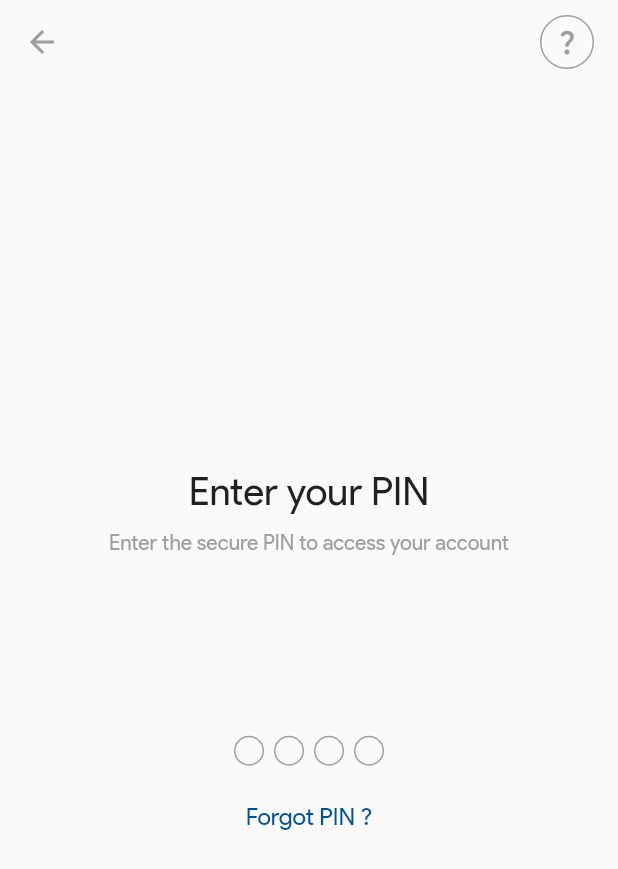
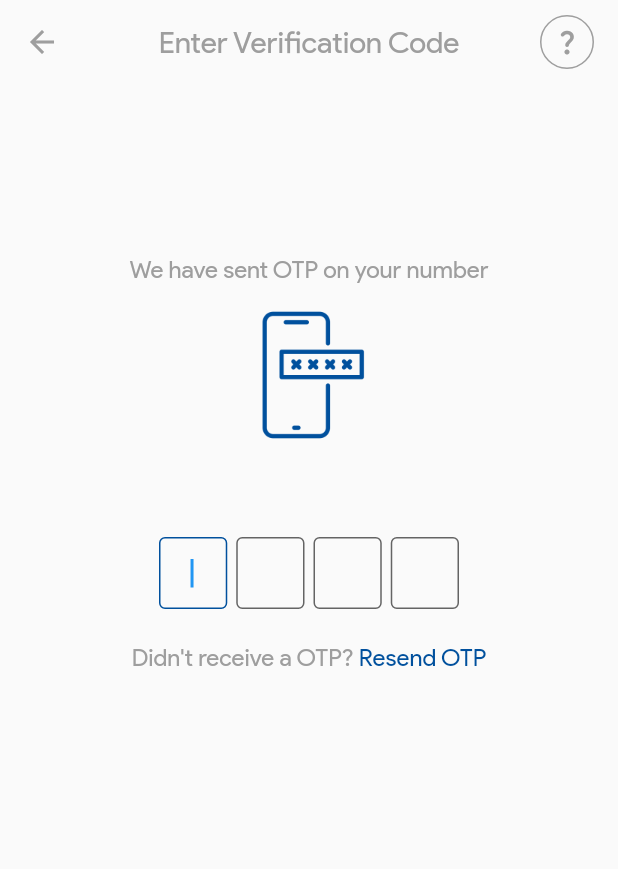
Before and after one commit to rajavikramsingh27/INR_D, a Flutter app: the screen it shows after launch, after a tap on "SEND", on a phone screen of 412 x 824 dp. Shown: the top 869 px of the screen. Run offline on Flutter 3.47's test engine with Material 2 defaults, Android fonts, the phone set to English and light mode, and no system bars; our stand-ins replace country_picker, flutter_svg, get.

Commit message:
flow is done

```diff
--- /dev/null
+++ b/lib/Components/AppBarStyle.dart
@@ -0,0 +1,102 @@
+
+import 'package:flutter/material.dart';
+import 'package:flutter/services.dart';
+
+import '../Styles/TextStyles.dart';
+
+adsfdsf() {
+  return AppBar(
+        systemOverlayStyle: SystemUiOverlayStyle.dark,
+        backgroundColor: Colors.transparent,
+        leading: BackButton(
+          color: Colors.grey,
+        ),
+        actions: [
+          Row(
+            children: [
+              Container(
+                height: 36,
+                width: 36,
+                padding: EdgeInsets.zero,
+                decoration: BoxDecoration(
+                    borderRadius: BorderRadius.circular(40),
+                    border: Border.all(
+                      color: Colors.grey,
+                      width: 1,
+                    )
+                ),
+                child: IconButton(
+                  padding: EdgeInsets.zero,
+                  iconSize: 20,
+                  icon: Icon(Icons.question_mark_rounded, color: Colors.grey,),
+                  onPressed: () {
+
+                  },
+                ),
+              ),
+            ],
+          ),
+          SizedBox(width: 16,)
+        ],
+      );
+}
+
+class AppBarStyle extends StatelessWidget implements PreferredSizeWidget {
+  final Function()? onTapTrailing;
+final String? title;
+
+  AppBarStyle({
+    Key? key,
+    this.onTapTrailing,
+    this.title = 'Title ... ',
+  }) : super(key: key);
+
+  double heightAppBar = 70;
+
+  @override
+  Size get preferredSize => new Size.fromHeight(heightAppBar);
+
+  @override
+  Widget build(BuildContext context) {
+    return AppBar(
+      elevation: 0,
+      systemOverlayStyle: SystemUiOverlayStyle.dark,
+      backgroundColor: Colors.transparent,
+      centerTitle: true,
+      title: Text(
+          title!,
+          style: TextStylesProductSans.textStyles_20.apply(
+            color: Colors.grey
+          )
+      ),
+      leading: BackButton(
+        color: Colors.grey,
+      ),
+      actions: [
+        Row(
+          children: [
+            Container(
+              height: 36,
+              width: 36,
+              padding: EdgeInsets.zero,
+              decoration: BoxDecoration(
+                  borderRadius: BorderRadius.circular(40),
+                  border: Border.all(
+                    color: Colors.grey,
+                    width: 1,
+                  )
+              ),
+              child: IconButton(
+                padding: EdgeInsets.zero,
+                iconSize: 20,
+                icon: Icon(Icons.question_mark_rounded, color: Colors.grey,),
+                onPressed: onTapTrailing,
+              ),
+            ),
+          ],
+        ),
+        SizedBox(width: 16,)
+      ],
+    );
+  }
+}
--- a/lib/Components/TextFieldCustom.dart
+++ b/lib/Components/TextFieldCustom.dart
@@ -1,7 +1,6 @@
 import 'package:flutter/material.dart';
+import '../Styles/ColorStyle.dart';
 import '../Styles/TextStyles.dart';
-
-
 
 class TextFieldCustomPrefix extends StatelessWidget {
   final TextEditingController? controller;
@@ -59,8 +58,59 @@ class TextFieldCustomPrefix extends StatelessWidget {
           ),
           hintText: hintText,
           hintStyle: textStyle!.apply(color: Colors.grey),
-          prefixIcon: (prefix == null) ? null : prefix
-      ),
+          prefixIcon: (prefix == null) ? null : prefix),
     );
   }
 }
+
+class TextFieldOTP extends StatefulWidget {
+  final TextEditingController? controller;
+  final FocusNode? focusNode;
+  final Function(String)? onChanged;
+
+  TextFieldOTP({
+    Key? key,
+    this.controller,
+    this.focusNode,
+    this.onChanged,
+  }) : super(key: key);
+  @override
+  _TextFieldOTPState createState() => _TextFieldOTPState();
+}
+
+class _TextFieldOTPState extends State<TextFieldOTP> {
+
+
+  @override
+  Widget build(BuildContext context) {
+    return TextFormField(
+        autofocus: true,
+        controller: widget.controller,
+        focusNode: widget.focusNode,
+        textAlign: TextAlign.center,
+        maxLength: 1,
+        keyboardType: TextInputType.number,
+        style: TextStylesProductSans.textStyles_16.apply(color: Colors.white),
+        decoration: InputDecoration(
+          contentPadding: EdgeInsets.zero,
+          counter: Offstage(),
+          filled: true,
+          fillColor: widget.controller!.text.isEmpty ? Colors.transparent : ColorStyle.primaryColor,
+          border: OutlineInputBorder(
+            borderRadius: BorderRadius.circular(4),
+            borderSide: BorderSide(color: ColorStyle.grey, width: 1),
+          ),
+          focusedBorder: OutlineInputBorder(
+            borderRadius: BorderRadius.circular(4),
+            borderSide: BorderSide(color: ColorStyle.primaryColor, width: 1),
+          ),
+        ),
+        onChanged: (text) {
+          widget.onChanged!(text);
+
+          setState(() {
+
+          });
+        });
+  }
+}
--- /dev/null
+++ b/lib/Controllers/VerificationCodeController.dart
@@ -0,0 +1,21 @@
+import 'package:flutter/material.dart';
+import 'package:flutter/widgets.dart';
+import 'package:flutter/cupertino.dart';
+import 'package:get/get.dart';
+
+class VerificationCodeController extends GetxController {
+  Rx<TextEditingController> txtOTP_First = TextEditingController().obs;
+  Rx<TextEditingController> txtOTP_Second = TextEditingController().obs;
+  Rx<TextEditingController> txtOTP_Third = TextEditingController().obs;
+  Rx<TextEditingController> txtOTP_Fourth = TextEditingController().obs;
+
+  FocusNode focusFirst = FocusNode();
+  FocusNode focusSecond = FocusNode();
+  FocusNode focusThird = FocusNode();
+  FocusNode focusFourth = FocusNode();
+
+  reset() {
+
+  }
+
+}
--- a/lib/Styles/ImageStyle.dart
+++ b/lib/Styles/ImageStyle.dart
@@ -3,8 +3,9 @@
 class ImageStyle {
   static const String baseImage = "assets/Images/";
 
-  static const String bgSplash = baseImage+"bgSplash.png";
-  static const String inr_D = baseImage+"INR(D).svg";
-  static const String logoTransparent = baseImage+"logoTransparent.png";
-  static const String logoWhiteBG = baseImage+"logoWhiteBG.png";
+  static const String bgSplash = baseImage + "bgSplash.png";
+  static const String inr_D = baseImage + "INR(D).svg";
+  static const String logoTransparent = baseImage + "logoTransparent.png";
+  static const String logoWhiteBG = baseImage + "logoWhiteBG.png";
+  static const String verificationCode = baseImage + "verificationCode.png";
 }
--- a/lib/Views/MobileNumber.dart
+++ b/lib/Views/MobileNumber.dart
@@ -6,12 +6,12 @@ import 'package:inr_d/Components/TextFieldCustom.dart';
 import 'package:inr_d/Styles/ColorStyle.dart';
 import 'package:inr_d/Styles/TextStyles.dart';
 import 'package:get/get.dart';
-import '../Views/OTPScreen.dart';
+import '../Views/PINScreen.dart';
 import '../Styles/TextStyles.dart';
 import '../Styles/ColorStyle.dart';
 import 'package:country_picker/country_picker.dart';
 import '../Controllers/MobileNumberController.dart';
-
+import '../Views/VerificationCode.dart';
 
 class MobileNumber extends StatelessWidget {
   MobileNumber({Key? key}) : super(key: key);
@@ -152,7 +152,7 @@ class MobileNumber extends StatelessWidget {
                         .apply(color: Colors.white),
                     width: MediaQuery.of(context).size.width,
                     onTap: () {
-                      Get.to(OTPScreen());
+                      Get.to(VerificationCode());
                     },
                   ),
                 ],
--- /dev/null
+++ b/lib/Views/VerificationCode.dart
@@ -0,0 +1,147 @@
+import 'package:flutter/material.dart';
+import 'package:flutter/services.dart';
+import 'package:flutter_svg/svg.dart';
+import 'package:get/utils.dart';
+import 'package:inr_d/Components/TextButtonCustom.dart';
+import 'package:inr_d/Components/TextFieldCustom.dart';
+import 'package:inr_d/Styles/ColorStyle.dart';
+import 'package:inr_d/Styles/TextStyles.dart';
+import 'package:get/get.dart';
+import '../Components/AppBarStyle.dart';
+import '../Styles/ImageStyle.dart';
+import '../Controllers/VerificationCodeController.dart';
+import '../Views/PINScreen.dart';
+
+class VerificationCode extends StatelessWidget {
+  final controller = Get.put(VerificationCodeController());
+
+  VerificationCode({Key? key}) : super(key: key);
+
+  @override
+  Widget build(BuildContext context) {
+    return Scaffold(
+      appBar: AppBarStyle(
+        title: 'Enter Verification Code',
+        onTapTrailing: () {},
+      ),
+      body: SingleChildScrollView(
+        child: Container(
+          width: MediaQuery.of(context).size.width,
+          padding: EdgeInsets.only(left: 40, right: 40),
+          child: Column(
+            // mainAxisAlignment: MainAxisAlignment.center,
+            // crossAxisAlignment: CrossAxisAlignment.center,
+            children: [
+              SizedBox(
+                height: 100,
+              ),
+              Text("We have sent OTP on your number",
+                  style: TextStylesProductSans.textStyles_16
+                      .apply(color: Colors.grey)),
+              SizedBox(
+                height: 16,
+              ),
+              Image.asset(
+                ImageStyle.verificationCode,
+                fit: BoxFit.contain,
+                height: 90,
+                width: 90,
+              ),
+              SizedBox(
+                height: 60,
+              ),
+              Container(
+                height: 54,
+                width: 200,
+                // color: Colors.red,
+                child: Row(
+                  mainAxisAlignment: MainAxisAlignment.spaceBetween,
+                  children: [
+                    Expanded(
+                      child: TextFieldOTP(
+                        controller: controller.txtOTP_First.value,
+                        focusNode: controller.focusFirst,
+                        onChanged: (text) {
+                          if (controller.txtOTP_First.value.text.length > 0)
+                            controller.focusSecond.requestFocus();
+                        },
+                      ),
+                    ),
+                    SizedBox(
+                      width: 6,
+                    ),
+                    Expanded(
+                      child: TextFieldOTP(
+                        controller: controller.txtOTP_Second.value,
+                        focusNode: controller.focusSecond,
+                        onChanged: (text) {
+                          if (controller.txtOTP_Second.value.text.length > 0)
+                            controller.focusThird.requestFocus();
+                          else if (controller.txtOTP_Second.value.text == '')
+                            controller.focusFirst.requestFocus();
+                        },
+                      ),
+                    ),
+                    SizedBox(
+                      width: 6,
+                    ),
+                    Expanded(
+                      child: TextFieldOTP(
+                        controller: controller.txtOTP_Third.value,
+                        focusNode: controller.focusThird,
+                        onChanged: (text) {
+                          if (controller.txtOTP_Third.value.text.length > 0)
+                            controller.focusFourth.requestFocus();
+                          else if (controller.txtOTP_Third.value.text == '')
+                            controller.focusSecond.requestFocus();
+                        },
+                      ),
+                    ),
+                    SizedBox(
+                      width: 6,
+                    ),
+                    Expanded(
+                      child: TextFieldOTP(
+                        controller: controller.txtOTP_Fourth.value,
+                        focusNode: controller.focusFourth,
+                        onChanged: (text) {
+                          if (controller.txtOTP_Fourth.value.text.length > 0)
+                            Get.to(PINScreen(
+                              title: 'Enter your PIN',
+                              desc:
+                                  "Enter the secure PIN to access your account",
+                              isForgotPINShow: false,
+                              enterSetConfirmPIN: 2,
+                            ));
+                          else if (controller.txtOTP_Fourth.value.text == '')
+                            controller.focusThird.requestFocus();
+                        },
+                      ),
+                    ),
+                  ],
+                ),
+              ),
+              SizedBox(
+                height: 20,
+              ),
+              Text.rich(
+                TextSpan(
+                  children: [
+                    TextSpan(
+                        text: "Didn't receive a OTP? ",
+                        style: TextStylesProductSans.textStyles_16
+                            .apply(color: Colors.grey)),
+                    TextSpan(
+                        text: 'Resend OTP',
+                        style: TextStylesProductSans.textStyles_16
+                            .apply(color: ColorStyle.primaryColor)),
+                  ],
+                ),
+              )
+            ],
+          ),
+        ),
+      ),
+    );
+  }
+}
```
Also changed, not shown: lib/Views/PINScreen.dart (renamed from lib/Views/OTPScreen.dart, +47 -47 lines), assets/Images/verificationCode.png (added).
